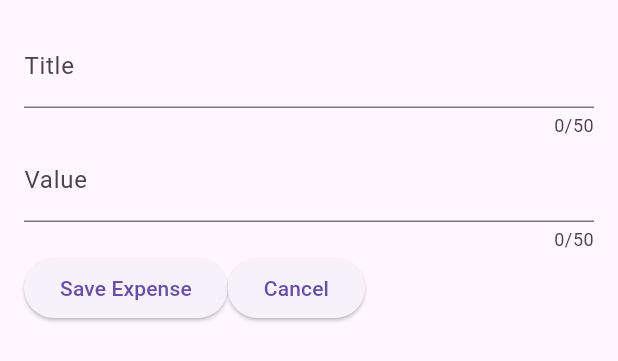
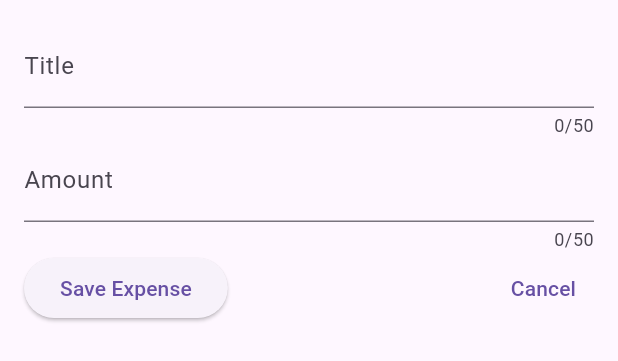
Before and after one commit to Ferskken/expense_tracker, a Flutter app: the NewExpense widget shown alone on an empty page, opened directly, on a phone screen of 412 x 824 dp. Shown: the top 361 px of the screen. Run offline on Flutter 3.47's test engine with Material 2 defaults, Android fonts, the phone set to English and light mode, and no system bars.

Commit message:
Refactored value button and added a spacer

```diff
--- a/lib/widgets/new_expense.dart
+++ b/lib/widgets/new_expense.dart
@@ -36,7 +36,8 @@ class _NewExpenseState extends State<NewExpense> {
             controller: _valueController,
             maxLength: 50,
             keyboardType: TextInputType.number,
-            decoration: const InputDecoration(label: Text("Value")),
+            decoration:
+                const InputDecoration(prefixText: "\$ ", label: Text("Amount")),
           ),
           Row(
             children: [
@@ -47,7 +48,8 @@ class _NewExpenseState extends State<NewExpense> {
                 },
                 child: const Text("Save Expense"),
               ),
-              ElevatedButton(
+              Spacer(),
+              TextButton(
                 onPressed: () {
                   print(_titleController.text);
                   print(_valueController.text);
```
